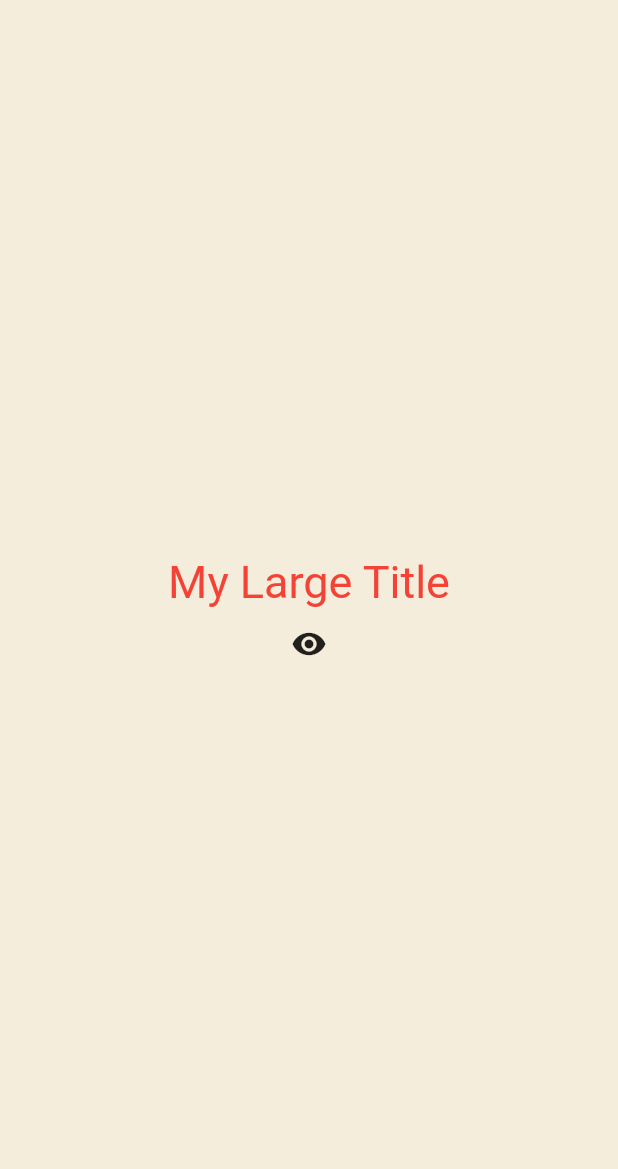
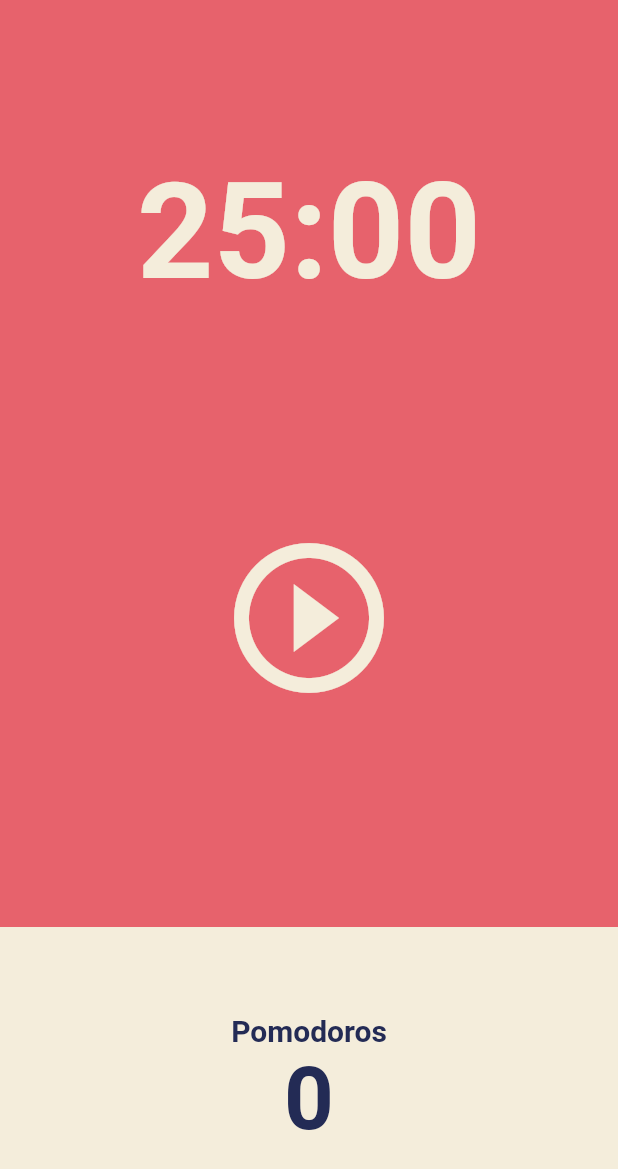
Before and after one commit to woong12/toonflix, a Flutter app: the screen it shows after launch, on a phone screen of 412 x 824 dp. Shown: the top 1169 px of the screen. Run offline on Flutter 3.47's test engine with Material 2 defaults, Android fonts, the light colour scheme and no system bars.

Commit message:
user interface

```diff
--- a/lib/main.dart
+++ b/lib/main.dart
@@ -1,4 +1,5 @@
 import 'package:flutter/material.dart';
+import 'package:toonflix/screens/home_screen.dart';
 
 void main() {
   runApp(const App());
@@ -8,80 +9,23 @@ class App extends StatefulWidget {
   const App({super.key});
 
   @override
-  State<App> createState() => _AppState();
+  State createState() => _AppState();
 }
 
-class _AppState extends State<App> {
-  bool showTitle = true;
-
-  void toggleTitle() {
-    setState(() {
-      showTitle = !showTitle;
-    });
-  }
-
+class _AppState extends State {
   @override
   Widget build(BuildContext context) {
     return MaterialApp(
       theme: ThemeData(
         textTheme: const TextTheme(
-          titleLarge: TextStyle(
-            color: Colors.red,
+          displayLarge: TextStyle(
+            color: Color(0xFF232B55),
           ),
         ),
+        cardColor: const Color(0xFFF4EDDB),
+        scaffoldBackgroundColor: const Color(0xFFE7626C),
       ),
-      home: Scaffold(
-        backgroundColor: const Color(0xFFF4EDDB),
-        body: Center(
-          child: Column(
-            mainAxisAlignment: MainAxisAlignment.center,
-            children: [
-              showTitle ? const MyLargeTitle() : const Text('nothing'),
-              IconButton(
-                onPressed: toggleTitle,
-                icon: const Icon(Icons.remove_red_eye),
-              ),
-            ],
-          ),
-        ),
-      ),
+      home: const HomeScreen(),
     );
   }
 }
-
-class MyLargeTitle extends StatefulWidget {
-  const MyLargeTitle({
-    super.key,
-  });
-
-  @override
-  State<MyLargeTitle> createState() => _MyLargeTitleState();
-}
-
-class _MyLargeTitleState extends State<MyLargeTitle> {
-  int count = 0;
-
-  @override
-  void initState() {
-    super.initState();
-    print('initState');
-  }
-
-  @override
-  void dispose() {
-    print('dispose');
-    super.dispose();
-  }
-
-  @override
-  Widget build(BuildContext context) {
-    print('build');
-    return Text(
-      "My Large Title",
-      style: TextStyle(
-        fontSize: 30,
-        color: Theme.of(context).textTheme.titleLarge?.color,
-      ),
-    );
-  }
-}
--- /dev/null
+++ b/lib/screens/home_screen.dart
@@ -0,0 +1,84 @@
+import 'package:flutter/material.dart';
+
+class HomeScreen extends StatefulWidget {
+  const HomeScreen({super.key});
+
+  @override
+  State<HomeScreen> createState() => _HomeScreenState();
+}
+
+class _HomeScreenState extends State<HomeScreen> {
+  @override
+  Widget build(BuildContext context) {
+    return Scaffold(
+      body: Column(
+        children: [
+          Flexible(
+            flex: 1,
+            child: Container(
+              alignment: Alignment.bottomCenter,
+              child: Text(
+                '25:00',
+                style: TextStyle(
+                  color: Theme.of(context).cardColor,
+                  fontSize: 89,
+                  fontWeight: FontWeight.w600,
+                ),
+              ),
+            ),
+          ),
+          Flexible(
+            flex: 2,
+            child: Center(
+              child: IconButton(
+                iconSize: 120,
+                color: Theme.of(context).cardColor,
+                onPressed: () {},
+                icon: const Icon(
+                  Icons.play_circle_outline,
+                ),
+              ),
+            ),
+          ),
+          Flexible(
+            flex: 1,
+            child: Row(
+              children: [
+                Expanded(
+                  child: Container(
+                    decoration: BoxDecoration(
+                      color: Theme.of(context).cardColor,
+                    ),
+                    child: Column(
+                      mainAxisAlignment: MainAxisAlignment.center,
+                      children: [
+                        Text(
+                          'Pomodoros',
+                          style: TextStyle(
+                            fontSize: 20,
+                            color:
+                                Theme.of(context).textTheme.displayLarge!.color,
+                            fontWeight: FontWeight.w600,
+                          ),
+                        ),
+                        Text(
+                          '0',
+                          style: TextStyle(
+                            fontSize: 58,
+                            color:
+                                Theme.of(context).textTheme.displayLarge!.color,
+                            fontWeight: FontWeight.w600,
+                          ),
+                        ),
+                      ],
+                    ),
+                  ),
+                ),
+              ],
+            ),
+          ),
+        ],
+      ),
+    );
+  }
+}
```
Also changed, not shown: lib/widgets/stateful.dart (added, +87 -0 lines).
